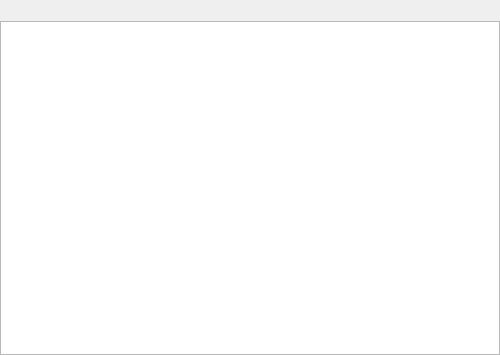
This is src/desktop/GuiHome.ui in hwgao/beebeep as Qt 5 draws it before an edit. The edited form follows.
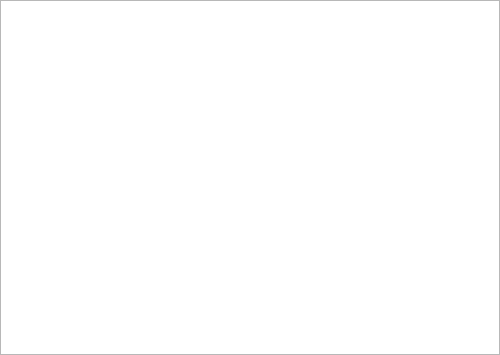
This is the edited form.

What changed in the file:
```diff
--- a/src/desktop/GuiHome.ui
+++ b/src/desktop/GuiHome.ui
@@ -29,7 +29,7 @@
    <property name="spacing">
     <number>1</number>
    </property>
-   <item row="1" column="0" colspan="2">
+   <item row="0" column="0" colspan="2">
     <widget class="QTextBrowser" name="mp_teSystem">
      <property name="undoRedoEnabled">
       <bool>false</bool>
@@ -42,28 +42,6 @@
      </property>
     </widget>
    </item>
-   <item row="0" column="0" colspan="2">
-    <widget class="QLabel" name="mp_lTitle">
-     <property name="sizePolicy">
-      <sizepolicy hsizetype="Expanding" vsizetype="Minimum">
-       <horstretch>0</horstretch>
-       <verstretch>0</verstretch>
-      </sizepolicy>
-     </property>
-     <property name="minimumSize">
-      <size>
-       <width>0</width>
-       <height>20</height>
-      </size>
-     </property>
-     <property name="textFormat">
-      <enum>Qt::RichText</enum>
-     </property>
-     <property name="alignment">
-      <set>Qt::AlignCenter</set>
-     </property>
-    </widget>
-   </item>
   </layout>
  </widget>
  <tabstops>
```
